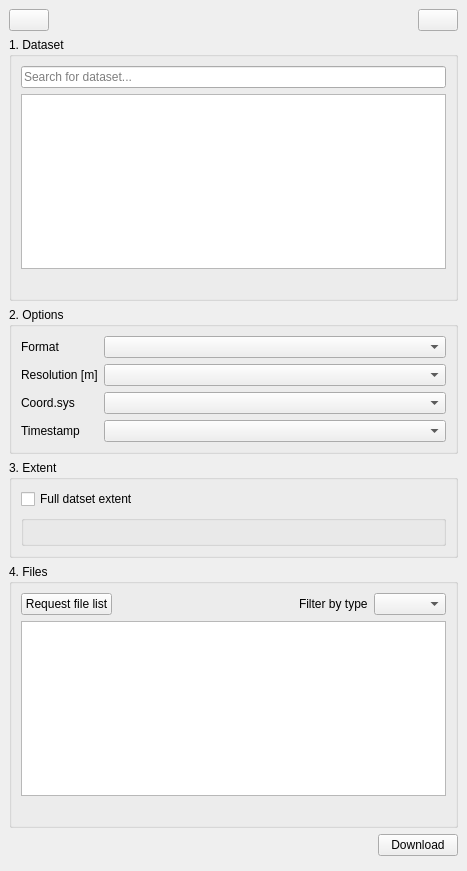
Above: ui/sgd_dockwidget_base.ui from piMoll/swissgeodownloader before the change. Below: the same form after it.
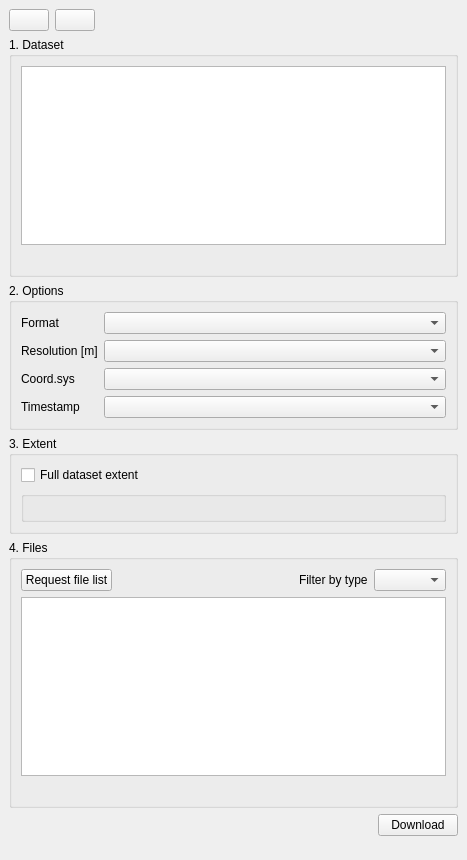
That is the form after the change. Icons and pictures are not drawn. Custom widgets are drawn as their Qt base class.

Commit message: Add more tooltips, tweak extent widget display.

```diff
--- a/ui/sgd_dockwidget_base.ui
+++ b/ui/sgd_dockwidget_base.ui
@@ -7,7 +7,7 @@
     <x>0</x>
     <y>0</y>
     <width>467</width>
-    <height>871</height>
+    <height>860</height>
    </rect>
   </property>
   <property name="windowTitle">
@@ -42,21 +42,20 @@
          <string>1. Dataset</string>
         </property>
         <layout class="QVBoxLayout" name="verticalLayout_3">
-         <item>
-          <widget class="QLineEdit" name="guiSearchField">
-           <property name="placeholderText">
-            <string>Search for dataset...</string>
-           </property>
-          </widget>
-         </item>
          <item>
           <widget class="QListWidget" name="guiDatasetList">
            <property name="sizePolicy">
-            <sizepolicy hsizetype="Expanding" vsizetype="Maximum">
+            <sizepolicy hsizetype="Expanding" vsizetype="Expanding">
              <horstretch>0</horstretch>
              <verstretch>0</verstretch>
             </sizepolicy>
            </property>
+           <property name="minimumSize">
+            <size>
+             <width>0</width>
+             <height>80</height>
+            </size>
+           </property>
            <property name="maximumSize">
             <size>
              <width>16777215</width>
@@ -153,7 +152,7 @@
            <item>
             <widget class="QCheckBox" name="guiFullExtentChbox">
              <property name="text">
-              <string>Full datset extent</string>
+              <string>Full dataset extent</string>
              </property>
             </widget>
            </item>
@@ -218,12 +217,35 @@
             </widget>
            </item>
            <item>
-            <widget class="QComboBox" name="guiFileType"/>
+            <widget class="QComboBox" name="guiFileType">
+             <property name="toolTip">
+              <string>Filter file list by type</string>
+             </property>
+            </widget>
            </item>
           </layout>
          </item>
          <item>
-          <widget class="QListWidget" name="guiFileList"/>
+          <widget class="QListWidget" name="guiFileList">
+           <property name="sizePolicy">
+            <sizepolicy hsizetype="Expanding" vsizetype="Expanding">
+             <horstretch>0</horstretch>
+             <verstretch>0</verstretch>
+            </sizepolicy>
+           </property>
+           <property name="minimumSize">
+            <size>
+             <width>0</width>
+             <height>80</height>
+            </size>
+           </property>
+           <property name="maximumSize">
+            <size>
+             <width>16777215</width>
+             <height>1600</height>
+            </size>
+           </property>
+          </widget>
          </item>
          <item>
           <widget class="QLabel" name="guiFileListStatus">
@@ -280,6 +302,23 @@
         </property>
        </widget>
       </item>
+      <item>
+       <widget class="QPushButton" name="guiInfoBtn">
+        <property name="toolTip">
+         <string>Plugin info</string>
+        </property>
+        <property name="text">
+         <string/>
+        </property>
+        <property name="icon">
+         <iconset resource="../resources/resources.qrc">
+          <normaloff>:/plugins/swissgeodownloader/resources/die-info.png</normaloff>:/plugins/swissgeodownloader/resources/die-info.png</iconset>
+        </property>
+        <property name="flat">
+         <bool>false</bool>
+        </property>
+       </widget>
+      </item>
       <item>
        <spacer name="horizontalSpacer_4">
         <property name="orientation">
@@ -293,23 +332,6 @@
         </property>
        </spacer>
       </item>
-      <item>
-       <widget class="QPushButton" name="guiInfoBtn">
-        <property name="toolTip">
-         <string>Plugin info</string>
-        </property>
-        <property name="text">
-         <string/>
-        </property>
-        <property name="icon">
-         <iconset resource="../resources/resources.qrc">
-          <normaloff>:/plugins/swissgeodownloader/resources/die-info.png</normaloff>:/plugins/swissgeodownloader/resources/die-info.png</iconset>
-        </property>
-        <property name="flat">
-         <bool>false</bool>
-        </property>
-       </widget>
-      </item>
      </layout>
     </item>
    </layout>
```
Left out of the diff: 30 changed lines with no effect on the pictures. The commit also changes 2 other files.
